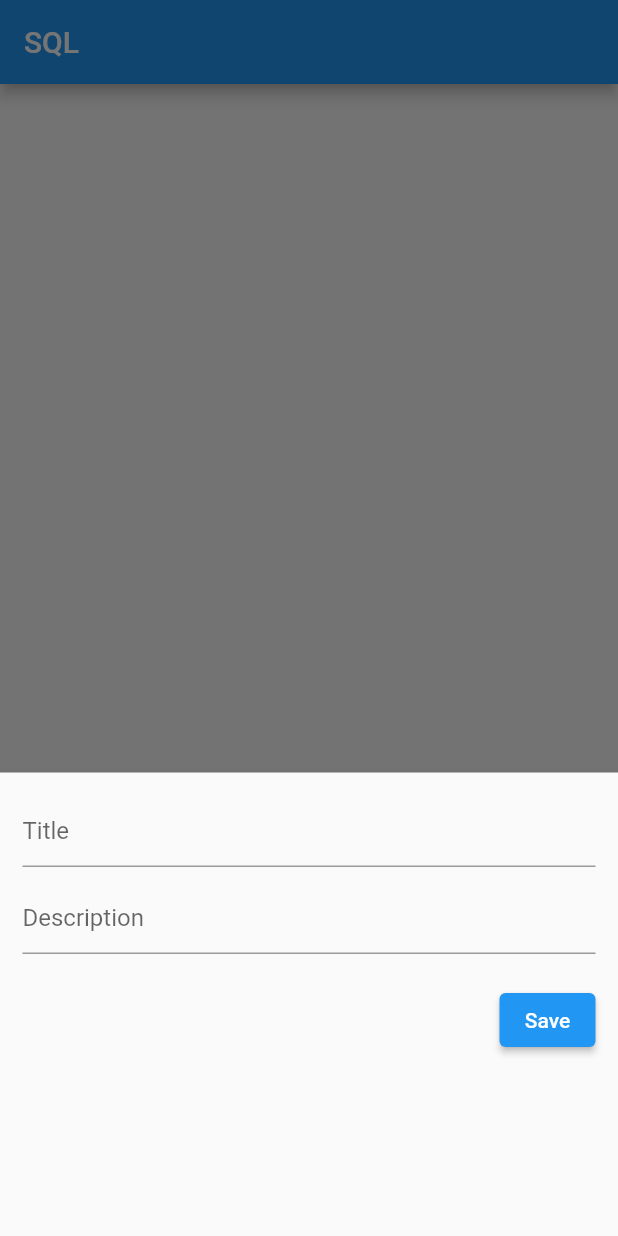
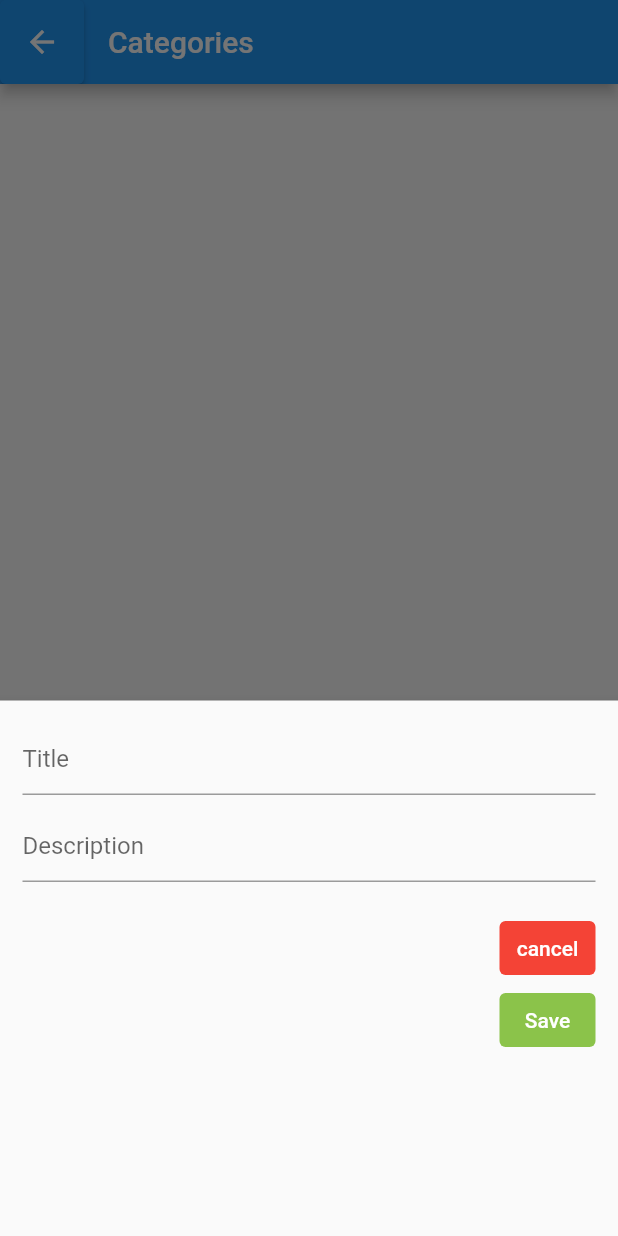
Before and after one commit to RJ2607/To_Do_List, a Flutter app: the HomePage screen opened directly, after a tap on the "add" icon, on a phone screen of 412 x 824 dp. Run offline on Flutter 3.47's test engine with Material 2 defaults, Android fonts, the phone set to English and light mode, and no system bars; our stand-ins replace sqflite; accounts and stored records are empty; network calls fail.

Commit message:
categories screens completion

```diff
--- a/lib/screens/categories_screen.dart
+++ b/lib/screens/categories_screen.dart
@@ -20,7 +20,7 @@ class _CategoriesScreenState extends State<CategoriesScreen> {
         debugShowCheckedModeBanner: false,
         title: 'SQLITE',
         theme: ThemeData(
-          primarySwatch: Colors.orange,
+          primarySwatch: Colors.blue,
         ),
         home: const HomePage());
   }
@@ -72,7 +72,7 @@ class _HomePageState extends State<HomePage> {
         context: context,
         elevation: 5,
         isScrollControlled: true,
-        builder: (_) => Container(
+        builder: (param) => Container(
               padding: EdgeInsets.only(
                 top: 15,
                 left: 15,
@@ -98,7 +98,14 @@ class _HomePageState extends State<HomePage> {
                   const SizedBox(
                     height: 20,
                   ),
-                  ElevatedButton(
+                  TextButton(
+                    onPressed: () => Navigator.pop(context),
+                    child: Text("cancel"),
+                    style: TextButton.styleFrom(
+                        foregroundColor: Colors.white,
+                        backgroundColor: Colors.red),
+                  ),
+                  TextButton(
                     onPressed: () async {
                       // Save new journal
                       if (id == null) {
@@ -117,7 +124,10 @@ class _HomePageState extends State<HomePage> {
                       Navigator.of(context).pop();
                     },
                     child: Text(id == null ? 'Save' : 'Update'),
-                  )
+                    style: TextButton.styleFrom(
+                        foregroundColor: Colors.white,
+                        backgroundColor: Colors.lightGreen),
+                  ),
                 ],
               ),
             ));
@@ -150,7 +160,14 @@ class _HomePageState extends State<HomePage> {
   Widget build(BuildContext context) {
     return Scaffold(
       appBar: AppBar(
-        title: const Text('SQL'),
+        leading: ElevatedButton(
+            onPressed: () => Navigator.of(context)
+                .push(MaterialPageRoute(builder: (context) => HomeScreen())),
+            child: Icon(
+              Icons.arrow_back,
+              color: Colors.white,
+            )),
+        title: Text("Categories"),
       ),
       body: _isLoading
           ? const Center(
```
